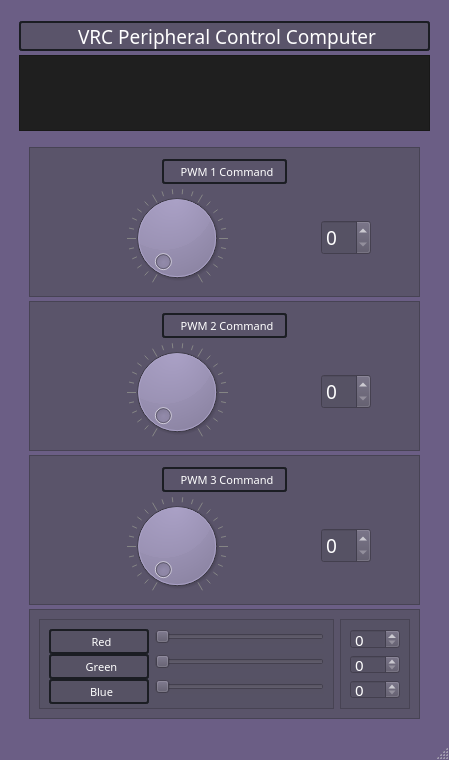
Old version of the form PCC/Python/UI_pcc.ui in the repository gbristow/VRC-2021-Phase-I.
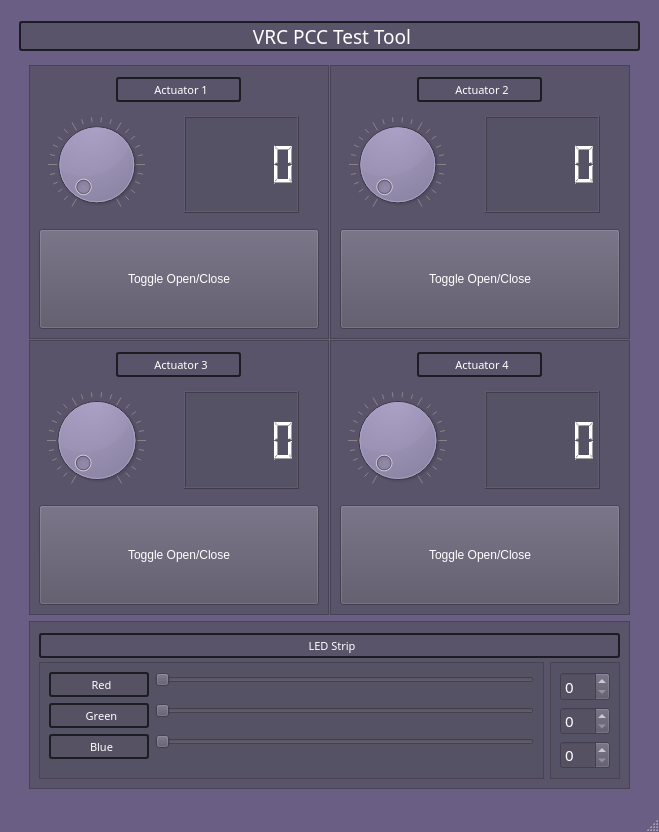
New version of the form.

Diff of the .ui file:
```diff
--- a/PCC/Python/UI_pcc.ui
+++ b/PCC/Python/UI_pcc.ui
@@ -6,8 +6,8 @@
    <rect>
     <x>0</x>
     <y>0</y>
-    <width>449</width>
-    <height>760</height>
+    <width>659</width>
+    <height>832</height>
    </rect>
   </property>
   <property name="sizePolicy">
@@ -18,7 +18,7 @@
   </property>
   <property name="minimumSize">
    <size>
-    <width>420</width>
+    <width>600</width>
     <height>760</height>
    </size>
   </property>
@@ -75,7 +75,7 @@
       <property name="minimumSize">
        <size>
         <width>400</width>
-        <height>730</height>
+        <height>800</height>
        </size>
       </property>
       <property name="font">
@@ -104,7 +104,7 @@
        <enum>QFrame::Raised</enum>
       </property>
       <layout class="QGridLayout" name="gridLayout">
-       <item row="2" column="0">
+       <item row="1" column="0">
         <widget class="QFrame" name="frame_10">
          <property name="minimumSize">
           <size>
@@ -120,7 +120,12 @@
          </property>
          <layout class="QVBoxLayout" name="verticalLayout">
           <item>
-           <widget class="QFrame" name="frame_5">
+           <layout class="QGridLayout" name="gridLayout_2">
+            <property name="spacing">
+             <number>1</number>
+            </property>
+            <item row="0" column="1">
+             <widget class="QFrame" name="frame_16">
             <property name="minimumSize">
              <size>
               <width>200</width>
@@ -130,7 +135,7 @@
             <property name="maximumSize">
              <size>
               <width>16777215</width>
-              <height>250</height>
+                <height>16777215</height>
              </size>
             </property>
             <property name="styleSheet">
@@ -143,9 +148,9 @@
             <property name="frameShadow">
              <enum>QFrame::Raised</enum>
             </property>
-            <layout class="QVBoxLayout" name="verticalLayout_3">
+              <layout class="QVBoxLayout" name="verticalLayout_12">
              <item alignment="Qt::AlignHCenter">
-              <widget class="QLabel" name="pwm_1_label">
+                <widget class="QLabel" name="actuator_1_label">
                <property name="minimumSize">
                 <size>
                  <width>125</width>
@@ -174,7 +179,7 @@
 padding-left: 5px;</string>
                </property>
                <property name="text">
-                <string>PWM 1 Command</string>
+                  <string>Actuator 1</string>
                </property>
                <property name="alignment">
                 <set>Qt::AlignCenter</set>
@@ -182,13 +187,34 @@
               </widget>
              </item>
              <item>
-              <layout class="QHBoxLayout" name="horizontalLayout_16">
+                <layout class="QHBoxLayout" name="horizontalLayout_24">
+                 <property name="spacing">
+                  <number>30</number>
+                 </property>
+                 <property name="leftMargin">
+                  <number>0</number>
+                 </property>
+                 <property name="topMargin">
+                  <number>10</number>
+                 </property>
+                 <property name="rightMargin">
+                  <number>20</number>
+                 </property>
+                 <property name="bottomMargin">
+                  <number>10</number>
+                 </property>
                <item>
-                <widget class="QDial" name="pwm_1_dial">
+                  <widget class="QDial" name="actuator_1_dial">
+                   <property name="sizePolicy">
+                    <sizepolicy hsizetype="Preferred" vsizetype="Preferred">
+                     <horstretch>0</horstretch>
+                     <verstretch>0</verstretch>
+                    </sizepolicy>
+                   </property>
                  <property name="minimumSize">
                   <size>
-                   <width>100</width>
-                   <height>100</height>
+                     <width>70</width>
+                     <height>70</height>
                   </size>
                  </property>
                  <property name="maximumSize">
@@ -206,22 +232,60 @@
                 </widget>
                </item>
                <item>
-                <widget class="QSpinBox" name="pwm_1_cmd">
+                  <widget class="QLCDNumber" name="actuator_1_lcd">
+                   <property name="sizePolicy">
+                    <sizepolicy hsizetype="Preferred" vsizetype="Preferred">
+                     <horstretch>0</horstretch>
+                     <verstretch>0</verstretch>
+                    </sizepolicy>
+                   </property>
+                   <property name="minimumSize">
+                    <size>
+                     <width>70</width>
+                     <height>70</height>
+                    </size>
+                   </property>
                  <property name="maximumSize">
                   <size>
-                   <width>50</width>
+                     <width>16777215</width>
                    <height>16777215</height>
                   </size>
                  </property>
-                 <property name="font">
-                  <font>
-                   <family>Arial Black</family>
-                   <pointsize>14</pointsize>
-                   <weight>50</weight>
-                   <italic>false</italic>
-                   <bold>false</bold>
-                  </font>
-                 </property>
+                  </widget>
+                 </item>
+                </layout>
+               </item>
+               <item>
+                <layout class="QHBoxLayout" name="horizontalLayout_5">
+                 <item>
+                  <widget class="QPushButton" name="actuator_1_toggle">
+                   <property name="enabled">
+                    <bool>true</bool>
+                   </property>
+                   <property name="sizePolicy">
+                    <sizepolicy hsizetype="Preferred" vsizetype="Preferred">
+                     <horstretch>0</horstretch>
+                     <verstretch>0</verstretch>
+                    </sizepolicy>
+                   </property>
+                   <property name="minimumSize">
+                    <size>
+                     <width>100</width>
+                     <height>100</height>
+                    </size>
+                   </property>
+                   <property name="sizeIncrement">
+                    <size>
+                     <width>0</width>
+                     <height>0</height>
+                    </size>
+                   </property>
+                   <property name="text">
+                    <string>Toggle Open/Close</string>
+                   </property>
+                   <property name="checkable">
+                    <bool>true</bool>
+                   </property>
                 </widget>
                </item>
               </layout>
@@ -229,8 +293,8 @@
             </layout>
            </widget>
           </item>
-          <item>
-           <widget class="QFrame" name="frame_8">
+            <item row="0" column="2">
+             <widget class="QFrame" name="frame_13">
             <property name="minimumSize">
              <size>
               <width>200</width>
@@ -240,7 +304,7 @@
             <property name="maximumSize">
              <size>
               <width>16777215</width>
-              <height>250</height>
+                <height>16777215</height>
              </size>
             </property>
             <property name="styleSheet">
@@ -284,7 +348,7 @@
 padding-left: 5px;</string>
                </property>
                <property name="text">
-                <string>PWM 2 Command</string>
+                  <string>Actuator 2</string>
                </property>
                <property name="alignment">
                 <set>Qt::AlignCenter</set>
@@ -292,13 +356,28 @@
               </widget>
              </item>
              <item>
-              <layout class="QHBoxLayout" name="horizontalLayout_17">
+                <layout class="QHBoxLayout" name="horizontalLayout_21">
+                 <property name="spacing">
+                  <number>30</number>
+                 </property>
+                 <property name="leftMargin">
+                  <number>0</number>
+                 </property>
+                 <property name="topMargin">
+                  <number>10</number>
+                 </property>
+                 <property name="rightMargin">
+                  <number>20</number>
+                 </property>
+                 <property name="bottomMargin">
+                  <number>10</number>
+                 </property>
                <item>
-                <widget class="QDial" name="pwm_2_dial">
+                  <widget class="QDial" name="actuator_2_dial">
                  <property name="minimumSize">
                   <size>
-                   <width>100</width>
-                   <height>100</height>
+                     <width>70</width>
+                     <height>70</height>
                   </size>
                  </property>
                  <property name="maximumSize">
@@ -316,22 +395,60 @@
                 </widget>
                </item>
                <item>
-                <widget class="QSpinBox" name="pwm_2_cmd">
+                  <widget class="QLCDNumber" name="actuator_2_lcd">
+                   <property name="sizePolicy">
+                    <sizepolicy hsizetype="Preferred" vsizetype="Preferred">
+                     <horstretch>0</horstretch>
+                     <verstretch>0</verstretch>
+                    </sizepolicy>
+                   </property>
+                   <property name="minimumSize">
+                    <size>
+                     <width>70</width>
+                     <height>70</height>
+                    </size>
+                   </property>
                  <property name="maximumSize">
                   <size>
-                   <width>50</width>
+                     <width>16777215</width>
                    <height>16777215</height>
                   </size>
                  </property>
-                 <property name="font">
-                  <font>
-                   <family>Arial Black</family>
-                   <pointsize>14</pointsize>
-                   <weight>50</weight>
-                   <italic>false</italic>
-                   <bold>false</bold>
-                  </font>
-                 </property>
+                  </widget>
+                 </item>
+                </layout>
+               </item>
+               <item>
+                <layout class="QHBoxLayout" name="horizontalLayout_2">
+                 <item>
+                  <widget class="QPushButton" name="actuator_2_toggle">
+                   <property name="enabled">
+                    <bool>true</bool>
+                   </property>
+                   <property name="sizePolicy">
+                    <sizepolicy hsizetype="Preferred" vsizetype="Preferred">
+                     <horstretch>0</horstretch>
+                     <verstretch>0</verstretch>
+                    </sizepolicy>
+                   </property>
+                   <property name="minimumSize">
+                    <size>
+                     <width>100</width>
+                     <height>100</height>
+                    </size>
+                   </property>
+                   <property name="sizeIncrement">
+                    <size>
+                     <width>0</width>
+                     <height>0</height>
+                    </size>
+                   </property>
+                   <property name="text">
+                    <string>Toggle Open/Close</string>
+                   </property>
+                   <property name="checkable">
+                    <bool>true</bool>
+                   </property>
                 </widget>
                </item>
               </layout>
@@ -339,8 +456,8 @@
             </layout>
            </widget>
           </item>
-          <item>
-           <widget class="QFrame" name="frame_9">
+            <item row="1" column="1">
+             <widget class="QFrame" name="frame_15">
             <property name="minimumSize">
              <size>
               <width>200</width>
@@ -350,7 +467,7 @@
             <property name="maximumSize">
              <size>
               <width>16777215</width>
-              <height>250</height>
+                <height>1677215</height>
              </size>
             </property>
             <property name="styleSheet">
@@ -394,7 +511,7 @@
 padding-left: 5px;</string>
                </property>
                <property name="text">
-                <string>PWM 3 Command</string>
+                  <string>Actuator 3</string>
                </property>
                <property name="alignment">
                 <set>Qt::AlignCenter</set>
@@ -402,13 +519,28 @@
               </widget>
              </item>
              <item>
-              <layout class="QHBoxLayout" name="horizontalLayout_18">
+                <layout class="QHBoxLayout" name="horizontalLayout_23">
+                 <property name="spacing">
+                  <number>30</number>
+                 </property>
+                 <property name="leftMargin">
+                  <number>0</number>
+                 </property>
+                 <property name="topMargin">
+                  <number>10</number>
+                 </property>
+                 <property name="rightMargin">
+                  <number>20</number>
+                 </property>
+                 <property name="bottomMargin">
+                  <number>10</number>
+                 </property>
                <item>
-                <widget class="QDial" name="pwm_3_dial">
+                  <widget class="QDial" name="actuator_3_dial">
                  <property name="minimumSize">
                   <size>
-                   <width>100</width>
-                   <height>100</height>
+                     <width>70</width>
+                     <height>70</height>
                   </size>
                  </property>
                  <property name="maximumSize">
@@ -426,28 +558,225 @@
                 </widget>
                </item>
                <item>
-                <widget class="QSpinBox" name="pwm_3_cmd">
+                  <widget class="QLCDNumber" name="actuator_3_lcd">
+                   <property name="sizePolicy">
+                    <sizepolicy hsizetype="Preferred" vsizetype="Preferred">
+                     <horstretch>0</horstretch>
+                     <verstretch>0</verstretch>
+                    </sizepolicy>
+                   </property>
+                   <property name="minimumSize">
+                    <size>
+                     <width>70</width>
+                     <height>70</height>
+                    </size>
+                   </property>
                  <property name="maximumSize">
                   <size>
-                   <width>50</width>
+                     <width>16777215</width>
                    <height>16777215</height>
                   </size>
                  </property>
+                  </widget>
+                 </item>
+                </layout>
+               </item>
+               <item>
+                <layout class="QHBoxLayout" name="horizontalLayout_4">
+                 <item>
+                  <widget class="QPushButton" name="actuator_3_toggle">
+                   <property name="enabled">
+                    <bool>true</bool>
+                   </property>
+                   <property name="sizePolicy">
+                    <sizepolicy hsizetype="Preferred" vsizetype="Preferred">
+                     <horstretch>0</horstretch>
+                     <verstretch>0</verstretch>
+                    </sizepolicy>
+                   </property>
+                   <property name="minimumSize">
+                    <size>
+                     <width>100</width>
+                     <height>100</height>
+                    </size>
+                   </property>
+                   <property name="sizeIncrement">
+                    <size>
+                     <width>0</width>
+                     <height>0</height>
+                    </size>
+                   </property>
+                   <property name="text">
+                    <string>Toggle Open/Close</string>
+                   </property>
+                   <property name="checkable">
+                    <bool>true</bool>
+                   </property>
+                  </widget>
+                 </item>
+                </layout>
+               </item>
+              </layout>
+             </widget>
+            </item>
+            <item row="1" column="2">
+             <widget class="QFrame" name="frame_14">
+              <property name="minimumSize">
+               <size>
+                <width>200</width>
+                <height>150</height>
+               </size>
+              </property>
+              <property name="maximumSize">
+               <size>
+                <width>16777215</width>
+                <height>16777215</height>
+               </size>
+              </property>
+              <property name="styleSheet">
+               <string notr="true">background-color: rgba(86, 81, 100, 200);
+color: rgb(255, 255, 255);</string>
+              </property>
+              <property name="frameShape">
+               <enum>QFrame::StyledPanel</enum>
+              </property>
+              <property name="frameShadow">
+               <enum>QFrame::Raised</enum>
+              </property>
+              <layout class="QVBoxLayout" name="verticalLayout_10">
+               <item alignment="Qt::AlignHCenter">
+                <widget class="QLabel" name="actuator_4_label">
+                 <property name="minimumSize">
+                  <size>
+                   <width>125</width>
+                   <height>25</height>
+                  </size>
+                 </property>
+                 <property name="maximumSize">
+                  <size>
+                   <width>125</width>
+                   <height>20</height>
+                  </size>
+                 </property>
                  <property name="font">
                   <font>
                    <family>Arial Black</family>
-                   <pointsize>14</pointsize>
+                   <pointsize>8</pointsize>
                    <weight>50</weight>
                    <italic>false</italic>
                    <bold>false</bold>
                   </font>
                  </property>
+                 <property name="styleSheet">
+                  <string notr="true">background-color: rgba(255, 255, 255, 0);
+border-radius: 3px;
+border: 2px solid rgb(27, 29, 35);
+padding-left: 5px;</string>
+                 </property>
+                 <property name="text">
+                  <string>Actuator 4</string>
+                 </property>
+                 <property name="alignment">
+                  <set>Qt::AlignCenter</set>
+                 </property>
                 </widget>
                </item>
-              </layout>
-             </item>
-            </layout>
-           </widget>
+               <item>
+                <layout class="QHBoxLayout" name="horizontalLayout_22">
+                 <property name="spacing">
+                  <number>30</number>
+                 </property>
+                 <property name="leftMargin">
+                  <number>0</number>
+                 </property>
+                 <property name="topMargin">
+                  <number>10</number>
+                 </property>
+                 <property name="rightMargin">
+                  <number>20</number>
+                 </property>
+                 <property name="bottomMargin">
+                  <number>10</number>
+                 </property>
+                 <item>
+                  <widget class="QDial" name="actuator_4_dial">
+                   <property name="minimumSize">
+                    <size>
+                     <width>70</width>
+                     <height>70</height>
+                    </size>
+                   </property>
+                   <property name="maximumSize">
+                    <size>
+                     <width>200</width>
+                     <height>200</height>
+                    </size>
+                   </property>
+                   <property name="orientation">
+                    <enum>Qt::Horizontal</enum>
+                   </property>
+                   <property name="notchesVisible">
+                    <bool>true</bool>
+                   </property>
+                  </widget>
+                 </item>
+                 <item>
+                  <widget class="QLCDNumber" name="actuator_4_lcd">
+                   <property name="sizePolicy">
+                    <sizepolicy hsizetype="Preferred" vsizetype="Preferred">
+                     <horstretch>0</horstretch>
+                     <verstretch>0</verstretch>
+                    </sizepolicy>
+                   </property>
+                   <property name="minimumSize">
+                    <size>
+                     <width>70</width>
+                     <height>70</height>
+                    </size>
+                   </property>
+                  </widget>
+                 </item>
+                </layout>
+               </item>
+               <item>
+                <layout class="QHBoxLayout" name="horizontalLayout_3">
+                 <item>
+                  <widget class="QPushButton" name="actuator_4_toggle">
+                   <property name="enabled">
+                    <bool>true</bool>
+                   </property>
+                   <property name="sizePolicy">
+                    <sizepolicy hsizetype="Preferred" vsizetype="Preferred">
+                     <horstretch>0</horstretch>
+                     <verstretch>0</verstretch>
+                    </sizepolicy>
+                   </property>
+                   <property name="minimumSize">
+                    <size>
+                     <width>100</width>
+                     <height>100</height>
+                    </size>
+                   </property>
+                   <property name="sizeIncrement">
+                    <size>
+                     <width>0</width>
+                     <height>0</height>
+                    </size>
+                   </property>
+                   <property name="text">
+                    <string>Toggle Open/Close</string>
+                   </property>
+                   <property name="checkable">
+                    <bool>true</bool>
+                   </property>
+                  </widget>
+                 </item>
+                </layout>
+               </item>
+              </layout>
+             </widget>
+            </item>
+           </layout>
           </item>
           <item>
            <widget class="QFrame" name="frame_7">
@@ -460,7 +789,7 @@
             <property name="maximumSize">
              <size>
               <width>5000</width>
-              <height>125</height>
+              <height>300</height>
              </size>
             </property>
             <property name="styleSheet">
@@ -475,6 +804,47 @@
             </property>
             <layout class="QHBoxLayout" name="horizontalLayout_8">
              <item>
+              <layout class="QVBoxLayout" name="verticalLayout_3">
+               <item>
+                <widget class="QLabel" name="rgb_strip_label">
+                 <property name="minimumSize">
+                  <size>
+                   <width>125</width>
+                   <height>25</height>
+                  </size>
+                 </property>
+                 <property name="maximumSize">
+                  <size>
+                   <width>16777215</width>
+                   <height>20</height>
+                  </size>
+                 </property>
+                 <property name="font">
+                  <font>
+                   <family>Arial Black</family>
+                   <pointsize>8</pointsize>
+                   <weight>50</weight>
+                   <italic>false</italic>
+                   <bold>false</bold>
+                  </font>
+                 </property>
+                 <property name="styleSheet">
+                  <string notr="true">background-color: rgba(255, 255, 255, 0);
+border-radius: 3px;
+border: 2px solid rgb(27, 29, 35);
+padding-left: 5px;</string>
+                 </property>
+                 <property name="text">
+                  <string>LED Strip</string>
+                 </property>
+                 <property name="alignment">
+                  <set>Qt::AlignCenter</set>
+                 </property>
+                </widget>
+               </item>
+               <item>
+                <layout class="QHBoxLayout" name="horizontalLayout">
+                 <item>
               <widget class="QFrame" name="frame_2">
                <property name="frameShape">
                 <enum>QFrame::StyledPanel</enum>
@@ -703,6 +1073,10 @@
               </widget>
              </item>
             </layout>
+               </item>
+              </layout>
+             </item>
+            </layout>
            </widget>
           </item>
          </layout>
@@ -741,37 +1115,10 @@
 </string>
          </property>
          <property name="text">
-          <string>VRC Peripheral Control Computer</string>
+          <string>VRC PCC Test Tool</string>
          </property>
          <property name="alignment">
           <set>Qt::AlignCenter</set>
-         </property>
-         <property name="buddy">
-          <cstring>Mode_Tabs</cstring>
-         </property>
-        </widget>
-       </item>
-       <item row="1" column="0">
-        <widget class="QTextBrowser" name="terminal_console">
-         <property name="maximumSize">
-          <size>
-           <width>16777215</width>
-           <height>100</height>
-          </size>
-         </property>
-         <property name="font">
-          <font>
-           <family>Monospac821 BT</family>
-           <pointsize>8</pointsize>
-           <weight>50</weight>
-           <italic>false</italic>
-           <bold>false</bold>
-          </font>
-         </property>
-         <property name="styleSheet">
-          <string notr="true">background-color: rgb(31, 31, 31);
-color: rgb(0, 200, 0);
-</string>
          </property>
         </widget>
        </item>
```
Left out of the diff: 180 changed lines with no effect on the pictures. Lines whose indentation alone changed are shown as unchanged.
